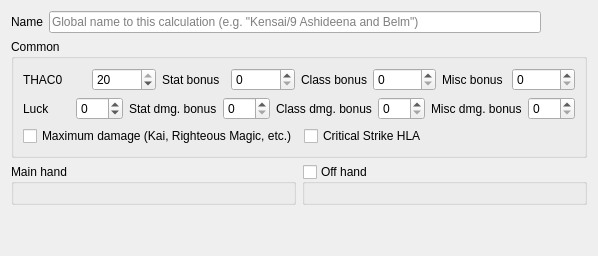
This is src/damagecalculationwidget.ui in moebiusproject/moebiustoolkit as Qt 5 draws it before an edit. The edited form follows.
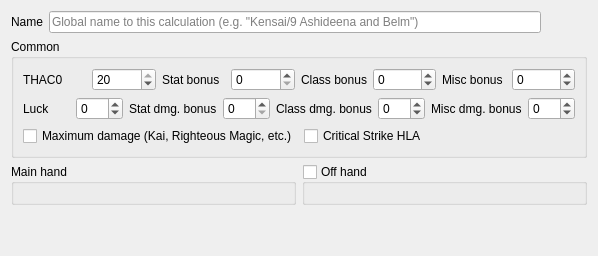
This is the edited form. Custom widgets are drawn as their Qt base class.

Commit message:
Allow negatives in some to-hit and damage numbers
I can't think of any case on vanilla, but on some mods, a character has
a penalty to damage (e.g. Martyr, Sirene's kit, from The Artisan).

```diff
--- a/src/damagecalculationwidget.ui
+++ b/src/damagecalculationwidget.ui
@@ -114,6 +114,9 @@
           <property name="toolTip">
            <string>&lt;html&gt;&lt;head/&gt;&lt;body&gt;&lt;p&gt;Bonus &lt;span style=&quot; font-weight:600;&quot;&gt;to hit&lt;/span&gt; from class or kit. Assassin or Skald get +1 at level 1. Kensai and Archer get +1 each 3 levels, etc.&lt;/p&gt;&lt;/body&gt;&lt;/html&gt;</string>
           </property>
+          <property name="minimum">
+           <number>-99</number>
+          </property>
          </widget>
         </item>
         <item>
@@ -128,6 +131,9 @@
           <property name="toolTip">
            <string>Other bonus &lt;strong&gt;to hit&lt;/strong&gt;, like spells or equipment.</string>
           </property>
+          <property name="minimum">
+           <number>-99</number>
+          </property>
          </widget>
         </item>
        </layout>
@@ -189,6 +195,9 @@
           <property name="toolTip">
            <string>&lt;html&gt;&lt;head/&gt;&lt;body&gt;&lt;p&gt;Bonus to &lt;span style=&quot; font-weight:600;&quot;&gt;damage&lt;/span&gt; from class or kit. Assassin or Skald get +1 at level 1. Kensai and Archer get +1 each 3 levels, etc.&lt;/p&gt;&lt;/body&gt;&lt;/html&gt;</string>
           </property>
+          <property name="minimum">
+           <number>-99</number>
+          </property>
          </widget>
         </item>
         <item>
@@ -203,6 +212,9 @@
           <property name="toolTip">
            <string>Other bonus to &lt;strong&gt;damage&lt;/strong&gt;, like spells or equipment.</string>
           </property>
+          <property name="minimum">
+           <number>-99</number>
+          </property>
          </widget>
         </item>
        </layout>
```
